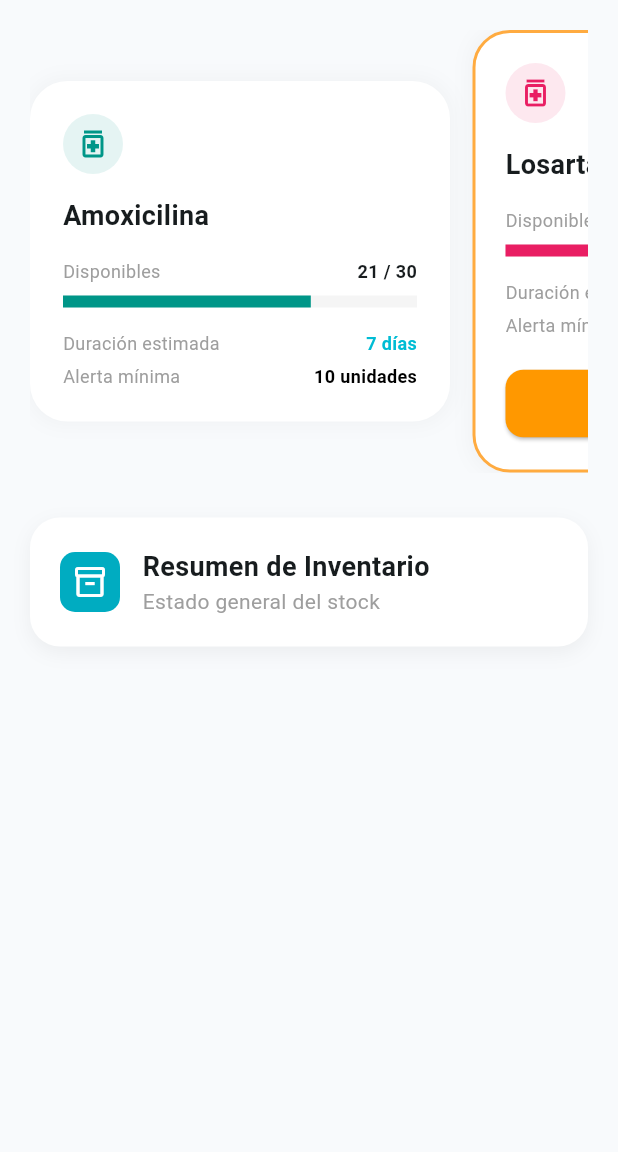
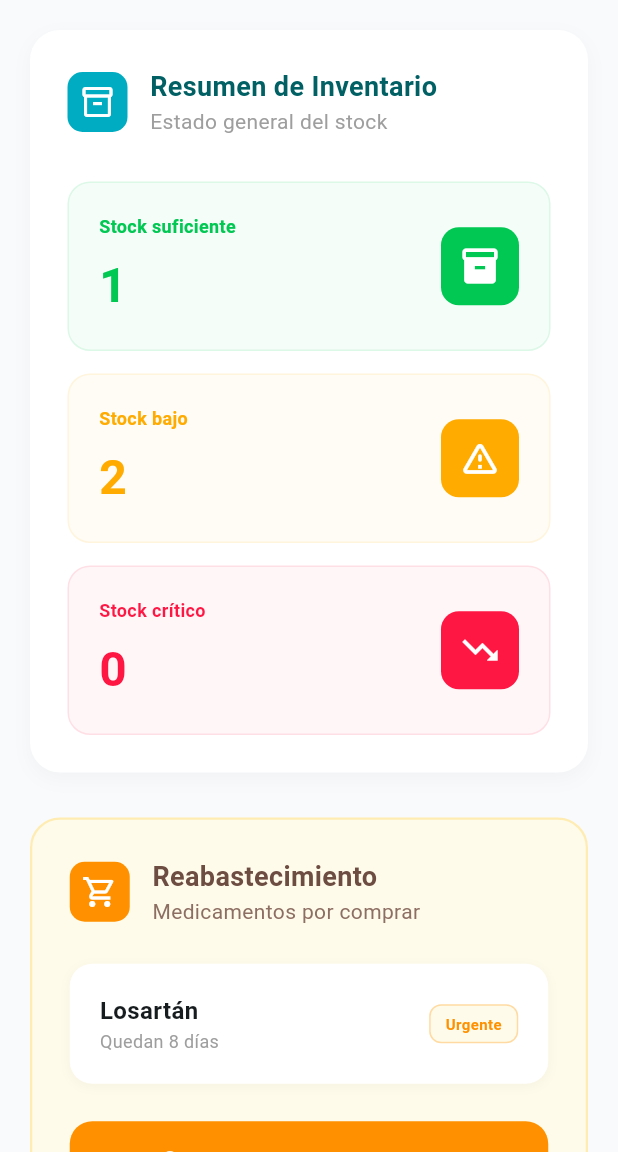
Before and after one commit to Sfatdry/dosify, a Flutter app: the InventoryScreen screen opened directly, on a phone screen of 412 x 824 dp, the part 84-1236 px from its top. Run offline on Flutter 3.47's test engine with Material 3 defaults, Android fonts, the light colour scheme and no system bars; our stand-ins replace google_fonts, supabase_flutter; accounts and stored records are empty.

Commit message:
Pantalla de Recordatorio implementada según diseño profesional

```diff
--- a/lib/screens/inventory_screen.dart
+++ b/lib/screens/inventory_screen.dart
@@ -6,9 +6,10 @@ class InventoryScreen extends StatelessWidget {
   @override
   Widget build(BuildContext context) {
     const Color primaryCyan = Color(0xFF00ACC1);
+    const Color backgroundGray = Color(0xFFF8FAFC);
 
     return Scaffold(
-      backgroundColor: const Color(0xFFF8FAFC),
+      backgroundColor: backgroundGray,
       appBar: AppBar(
         backgroundColor: Colors.white,
         elevation: 0,
@@ -54,146 +55,169 @@ class InventoryScreen extends StatelessWidget {
         child: Column(
           crossAxisAlignment: CrossAxisAlignment.start,
           children: [
-            // Fila de Tarjetas de Medicamentos (Scroll Horizontal)
-            SingleChildScrollView(
-              scrollDirection: Axis.horizontal,
-              child: Row(
-                children: [
-                  _buildMedCard("Amoxicilina", "21 / 30", 0.7, "7 días", "10 unidades", Colors.teal, false),
-                  const SizedBox(width: 15),
-                  _buildMedCard("Losartán", "8 / 30", 0.26, "8 días", "10 unidades", Colors.pink, true),
-                  const SizedBox(width: 15),
-                  _buildMedCard("Metformina", "28 / 60", 0.46, "14 días", "15 unidades", Colors.orange, false),
+            // 1. Tarjeta: Resumen de Inventario (Según inventario_resumen.PNG)
+            _buildResumenInventario(primaryCyan),
+
+            const SizedBox(height: 30),
+
+            // 2. Tarjeta: Reabastecimiento (Según inventario_reabastecer.PNG)
+            _buildReabastecimientoSection(primaryCyan),
           ],
         ),
       ),
-            const SizedBox(height: 30),
+    );
+  }
 
-            // Tarjeta de Resumen de Inventario
-            Container(
-              padding: const EdgeInsets.all(20),
+  // --- Sección 1: Resumen de Inventario ---
+  Widget _buildResumenInventario(Color primaryColor) {
+    return Container(
+      padding: const EdgeInsets.all(25),
       decoration: BoxDecoration(
         color: Colors.white,
         borderRadius: BorderRadius.circular(20),
-                boxShadow: [
-                  BoxShadow(
-                    color: Colors.black.withOpacity(0.05), // <--- ¡Corregido aquí!
-                    blurRadius: 10,
-                    offset: const Offset(0, 4),
-                  ),
-                ],
+        boxShadow: [BoxShadow(color: Colors.black.withOpacity(0.03), blurRadius: 10, offset: const Offset(0, 4))],
       ),
       child: Column(
+        crossAxisAlignment: CrossAxisAlignment.start,
         children: [
           Row(
             children: [
               Container(
                 padding: const EdgeInsets.all(8),
-                        decoration: BoxDecoration(
-                          color: const Color(0xFF00ACC1),
-                          borderRadius: BorderRadius.circular(10),
-                        ),
+                decoration: BoxDecoration(color: primaryColor, borderRadius: BorderRadius.circular(10)),
                 child: const Icon(Icons.inventory_2_outlined, color: Colors.white),
               ),
               const SizedBox(width: 15),
               Column(
                 crossAxisAlignment: CrossAxisAlignment.start,
                 children: const [
-                          Text("Resumen de Inventario", style: TextStyle(fontSize: 18, fontWeight: FontWeight.bold)),
+                  Text("Resumen de Inventario", style: TextStyle(fontSize: 18, fontWeight: FontWeight.bold, color: Color(0xFF006064))),
                   Text("Estado general del stock", style: TextStyle(color: Colors.grey)),
                 ],
               )
             ],
           ),
+          const SizedBox(height: 30),
+          _buildStockCounter("Stock suficiente", "1", const Color(0xFF00C853), Icons.inventory_2),
+          const SizedBox(height: 15),
+          _buildStockCounter("Stock bajo", "2", const Color(0xFFFFAB00), Icons.warning_amber_rounded),
+          const SizedBox(height: 15),
+          _buildStockCounter("Stock crítico", "0", const Color(0xFFFF1744), Icons.trending_down),
         ],
-              ),
-            ),
-          ],
-        ),
       ),
     );
   }
 
-  Widget _buildMedCard(String name, String stock, double progress, String duration, String alertMin, Color color, bool hasAlert) {
+  Widget _buildStockCounter(String label, String count, Color color, IconData icon) {
     return Container(
-      width: 280,
       padding: const EdgeInsets.all(20),
       decoration: BoxDecoration(
-        color: Colors.white,
-        borderRadius: BorderRadius.circular(25),
-        border: Border.all(
-          color: hasAlert ? Colors.orangeAccent : Colors.transparent,
-          width: 2
+        color: color.withOpacity(0.04),
+        borderRadius: BorderRadius.circular(15),
+        border: Border.all(color: color.withOpacity(0.1)),
       ),
-        boxShadow: [
-          BoxShadow(color: Colors.black.withOpacity(0.03), blurRadius: 10, spreadRadius: 2)
+      child: Row(
+        mainAxisAlignment: MainAxisAlignment.spaceBetween,
+        children: [
+          Column(
+            crossAxisAlignment: CrossAxisAlignment.start,
+            children: [
+              Text(label, style: TextStyle(fontSize: 12, color: color, fontWeight: FontWeight.bold)),
+              const SizedBox(height: 8),
+              Text(count, style: TextStyle(fontSize: 32, fontWeight: FontWeight.bold, color: color)),
             ],
+          ),
+          Container(
+            padding: const EdgeInsets.all(12),
+            decoration: BoxDecoration(color: color, borderRadius: BorderRadius.circular(12)),
+            child: Icon(icon, color: Colors.white, size: 28),
+          ),
+        ],
+      ),
+    );
+  }
+
+  // --- Sección 2: Reabastecimiento ---
+  Widget _buildReabastecimientoSection(Color primaryColor) {
+    const Color orangeColor = Color(0xFFFF9100);
+
+    return Container(
+      padding: const EdgeInsets.all(25),
+      decoration: BoxDecoration(
+        color: const Color(0xFFFFFBEA), // Fondo amarillento suave de la imagen
+        borderRadius: BorderRadius.circular(20),
+        border: Border.all(color: const Color(0xFFFFECB3), width: 1.5),
       ),
       child: Column(
         crossAxisAlignment: CrossAxisAlignment.start,
         children: [
           Row(
+            children: [
+              Container(
+                padding: const EdgeInsets.all(8),
+                decoration: BoxDecoration(color: orangeColor, borderRadius: BorderRadius.circular(10)),
+                child: const Icon(Icons.shopping_cart_outlined, color: Colors.white),
+              ),
+              const SizedBox(width: 15),
+              Column(
+                crossAxisAlignment: CrossAxisAlignment.start,
+                children: const [
+                  Text("Reabastecimiento", style: TextStyle(fontSize: 18, fontWeight: FontWeight.bold, color: Color(0xFF6D4C41))),
+                  Text("Medicamentos por comprar", style: TextStyle(color: Color(0xFF8D6E63))),
+                ],
+              )
+            ],
+          ),
+          const SizedBox(height: 25),
+
+          // Tarjeta del Medicamento (Losartán)
+          Container(
+            padding: const EdgeInsets.all(20),
+            decoration: BoxDecoration(
+              color: Colors.white,
+              borderRadius: BorderRadius.circular(15),
+              boxShadow: [BoxShadow(color: Colors.black.withOpacity(0.03), blurRadius: 5, offset: const Offset(0, 2))],
+            ),
+            child: Row(
               mainAxisAlignment: MainAxisAlignment.spaceBetween,
               children: [
-              CircleAvatar(
-                backgroundColor: color.withOpacity(0.1),
-                child: Icon(Icons.medication_outlined, color: color),
+                Column(
+                  crossAxisAlignment: CrossAxisAlignment.start,
+                  children: const [
+                    Text("Losartán", style: TextStyle(fontSize: 16, fontWeight: FontWeight.bold)),
+                    Text("Quedan 8 días", style: TextStyle(color: Colors.grey, fontSize: 12)),
+                  ],
                 ),
-              if (hasAlert)
                 Container(
-                  padding: const EdgeInsets.symmetric(horizontal: 8, vertical: 4),
-                  decoration: BoxDecoration(color: Colors.orange.withOpacity(0.1), borderRadius: BorderRadius.circular(8)),
-                  child: const Text("⚠️ Stock bajo", style: TextStyle(color: Colors.orange, fontSize: 10, fontWeight: FontWeight.bold)),
+                  padding: const EdgeInsets.symmetric(horizontal: 10, vertical: 5),
+                  decoration: BoxDecoration(
+                    color: const Color(0xFFFFFBEA),
+                    borderRadius: BorderRadius.circular(8),
+                    border: Border.all(color: orangeColor.withOpacity(0.3)),
+                  ),
+                  child: const Text("Urgente", style: TextStyle(color: orangeColor, fontWeight: FontWeight.bold, fontSize: 10)),
                 ),
               ],
             ),
-          const SizedBox(height: 15),
-          Text(name, style: const TextStyle(fontSize: 18, fontWeight: FontWeight.bold)),
-          const SizedBox(height: 15),
-          Row(
-            mainAxisAlignment: MainAxisAlignment.spaceBetween,
-            children: [
-              const Text("Disponibles", style: TextStyle(color: Colors.grey, fontSize: 12)),
-              Text(stock, style: const TextStyle(fontWeight: FontWeight.bold, fontSize: 12)),
-            ],
           ),
-          const SizedBox(height: 8),
-          LinearProgressIndicator(
-            value: progress,
-            backgroundColor: Colors.grey.shade100,
-            valueColor: AlwaysStoppedAnimation<Color>(color),
-            minHeight: 8,
-          ),
-          const SizedBox(height: 15),
-          _rowInfo("Duración estimada", duration, Colors.cyan),
-          const SizedBox(height: 5),
-          _rowInfo("Alerta mínima", alertMin, Colors.black),
-          if (hasAlert) ...[
-            const SizedBox(height: 20),
+          const SizedBox(height: 25),
+
+          // Botón Ver farmacias cercanas
           ElevatedButton.icon(
             onPressed: () {},
-              icon: const Icon(Icons.shopping_cart_outlined, size: 18),
-              label: const Text("Reabastecer"),
+            icon: const Icon(Icons.location_on_outlined),
+            label: const Text("Ver farmacias cercanas"),
             style: ElevatedButton.styleFrom(
-                backgroundColor: Colors.orange,
+              backgroundColor: orangeColor,
               foregroundColor: Colors.white,
-                minimumSize: const Size(double.infinity, 45),
-                shape: RoundedRectangleBorder(borderRadius: BorderRadius.circular(12)),
+              minimumSize: const Size(double.infinity, 55),
+              shape: RoundedRectangleBorder(borderRadius: BorderRadius.circular(15)),
+              textStyle: const TextStyle(fontWeight: FontWeight.bold, fontSize: 16),
+              elevation: 0,
             ),
-            )
-          ]
+          ),
         ],
       ),
     );
   }
-
-  Widget _rowInfo(String label, String value, Color valColor) {
-    return Row(
-      mainAxisAlignment: MainAxisAlignment.spaceBetween,
-      children: [
-        Text(label, style: const TextStyle(color: Colors.grey, fontSize: 12)),
-        Text(value, style: TextStyle(color: valColor, fontWeight: FontWeight.bold, fontSize: 12)),
-      ],
-    );
 }
-}
```
Lines whose indentation alone changed are shown as unchanged.
